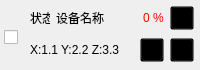
Above: UAVManage/devicecontrol.ui from gessd/UAVManage before the change. Below: the same form after it.
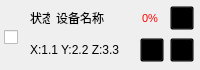
That is the form after the change. Icons and pictures are not drawn.

Diff of the .ui file:
```diff
--- a/UAVManage/devicecontrol.ui
+++ b/UAVManage/devicecontrol.ui
@@ -259,14 +259,32 @@
           <verstretch>0</verstretch>
          </sizepolicy>
         </property>
+        <property name="minimumSize">
+         <size>
+          <width>30</width>
+          <height>20</height>
+         </size>
+        </property>
+        <property name="maximumSize">
+         <size>
+          <width>30</width>
+          <height>20</height>
+         </size>
+        </property>
         <property name="toolTip">
          <string>电量</string>
         </property>
         <property name="styleSheet">
-         <string notr="true">color:#FF0000;</string>
+         <string notr="true">color:#FF0000;
+font-size:11px;
+border-image:url(:/res/images/battery.png);
+padding-left:2px;</string>
         </property>
         <property name="text">
-         <string>0 %</string>
+         <string>0%</string>
+        </property>
+        <property name="alignment">
+         <set>Qt::AlignCenter</set>
         </property>
        </widget>
       </item>
```
